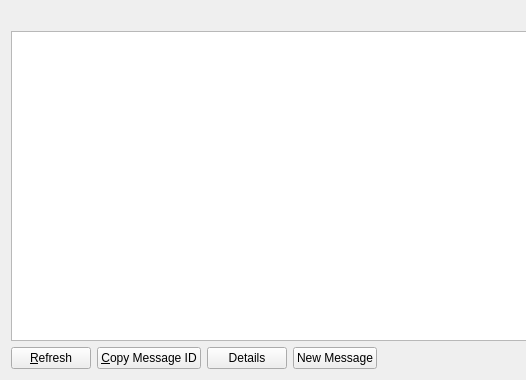
Qt form src/qt/forms/messagelistpage.ui (willyko/syscoin2) before a commit; both pictures show x 0 to 526 and y 0 to 380 of the 760 by 380 pixel window.
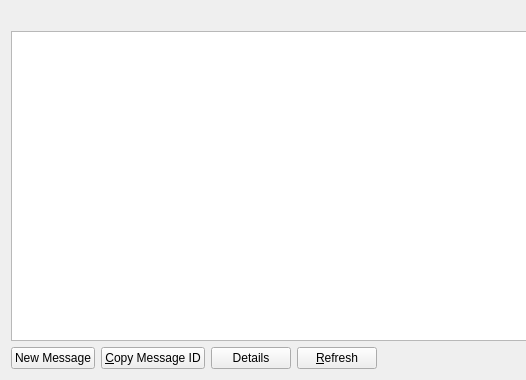
The same form after that commit.

```diff
--- a/src/qt/forms/messagelistpage.ui
+++ b/src/qt/forms/messagelistpage.ui
@@ -33,30 +33,6 @@
    </item>
    <item>
     <layout class="QHBoxLayout" name="horizontalLayout">
-     <item>
-      <widget class="QPushButton" name="refreshButton">
-       <property name="text">
-        <string>&amp;Refresh</string>
-       </property>
-      </widget>
-     </item>
-     <item>
-      <widget class="QPushButton" name="copyMessage">
-       <property name="toolTip">
-        <string>Copy the currently selected alias to the system clipboard</string>
-       </property>
-       <property name="text">
-        <string>&amp;Copy Message ID</string>
-       </property>
-      </widget>
-     </item>
-     <item>
-      <widget class="QPushButton" name="detailButton">
-       <property name="text">
-        <string>Details</string>
-       </property>
-      </widget>
-     </item>
      <item>
       <widget class="QPushButton" name="newMessage">
        <property name="maximumSize">
@@ -70,6 +46,30 @@
        </property>
       </widget>
      </item>
+     <item>
+      <widget class="QPushButton" name="copyMessage">
+       <property name="toolTip">
+        <string>Copy the currently selected alias to the system clipboard</string>
+       </property>
+       <property name="text">
+        <string>&amp;Copy Message ID</string>
+       </property>
+      </widget>
+     </item>
+     <item>
+      <widget class="QPushButton" name="detailButton">
+       <property name="text">
+        <string>Details</string>
+       </property>
+      </widget>
+     </item>
+     <item>
+      <widget class="QPushButton" name="refreshButton">
+       <property name="text">
+        <string>&amp;Refresh</string>
+       </property>
+      </widget>
+     </item>
      <item>
       <spacer name="horizontalSpacer">
        <property name="orientation">
```
